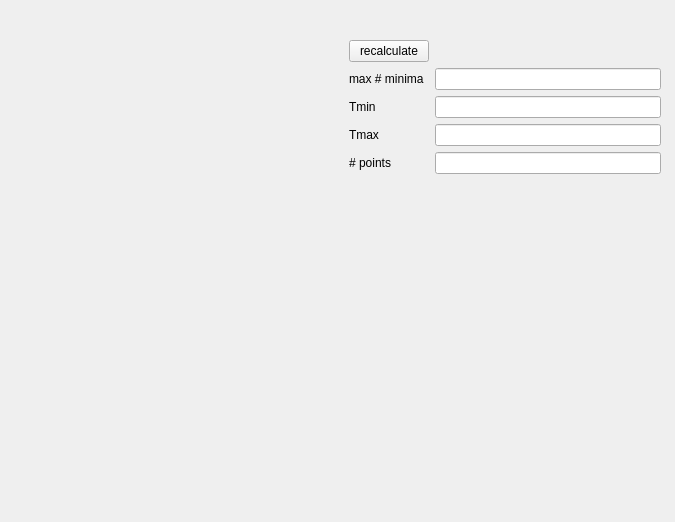
Before: the Qt Designer form pele/gui/ui/cv_viewer_ui.ui in pele-python/pele, drawn with Qt 5.
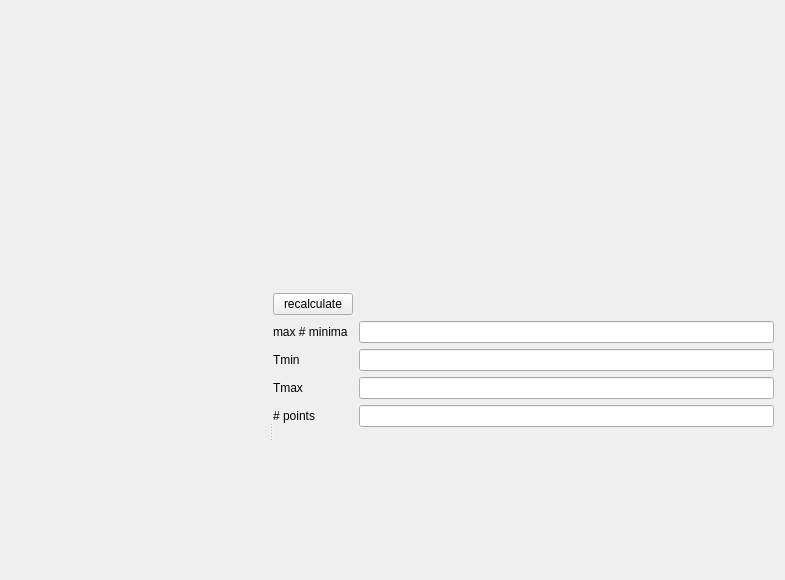
After: the same form once the commit is applied. Custom widgets are drawn as their Qt base class.

Commit message: fix layout of cv viewer

```diff
--- a/pele/gui/ui/cv_viewer_ui.ui
+++ b/pele/gui/ui/cv_viewer_ui.ui
@@ -6,22 +6,19 @@
    <rect>
     <x>0</x>
     <y>0</y>
-    <width>675</width>
-    <height>522</height>
+    <width>785</width>
+    <height>580</height>
    </rect>
   </property>
+  <property name="sizePolicy">
+   <sizepolicy hsizetype="Preferred" vsizetype="Preferred">
+    <horstretch>0</horstretch>
+    <verstretch>0</verstretch>
+   </sizepolicy>
+  </property>
   <property name="windowTitle">
    <string>Form</string>
   </property>
-  <widget class="QWidget" name="verticalLayoutWidget">
-   <property name="geometry">
-    <rect>
-     <x>30</x>
-     <y>20</y>
-     <width>631</width>
-     <height>491</height>
-    </rect>
-   </property>
    <layout class="QVBoxLayout" name="verticalLayout">
     <item>
      <widget class="QLabel" name="label_status">
@@ -31,18 +28,19 @@
      </widget>
     </item>
     <item>
-     <layout class="QHBoxLayout" name="horizontalLayout">
-      <item>
+    <widget class="QSplitter" name="splitter">
+     <property name="orientation">
+      <enum>Qt::Horizontal</enum>
+     </property>
        <widget class="MPLWidgetWithToolbar" name="mplwidget" native="true">
         <property name="sizePolicy">
-         <sizepolicy hsizetype="Expanding" vsizetype="Expanding">
+       <sizepolicy hsizetype="Preferred" vsizetype="Preferred">
           <horstretch>0</horstretch>
           <verstretch>0</verstretch>
          </sizepolicy>
         </property>
        </widget>
-      </item>
-      <item>
+     <widget class="QWidget" name="">
        <layout class="QFormLayout" name="formLayout">
         <property name="fieldGrowthPolicy">
          <enum>QFormLayout::AllNonFixedFieldsGrow</enum>
@@ -95,11 +93,10 @@
          <widget class="QLineEdit" name="lineEdit_nT"/>
         </item>
        </layout>
-      </item>
-     </layout>
-    </item>
-   </layout>
-  </widget>
+     </widget>
+    </widget>
+   </item>
+  </layout>
  </widget>
  <customwidgets>
   <customwidget>
```
Lines whose indentation alone changed are shown as unchanged. The commit also changes 2 other files.
